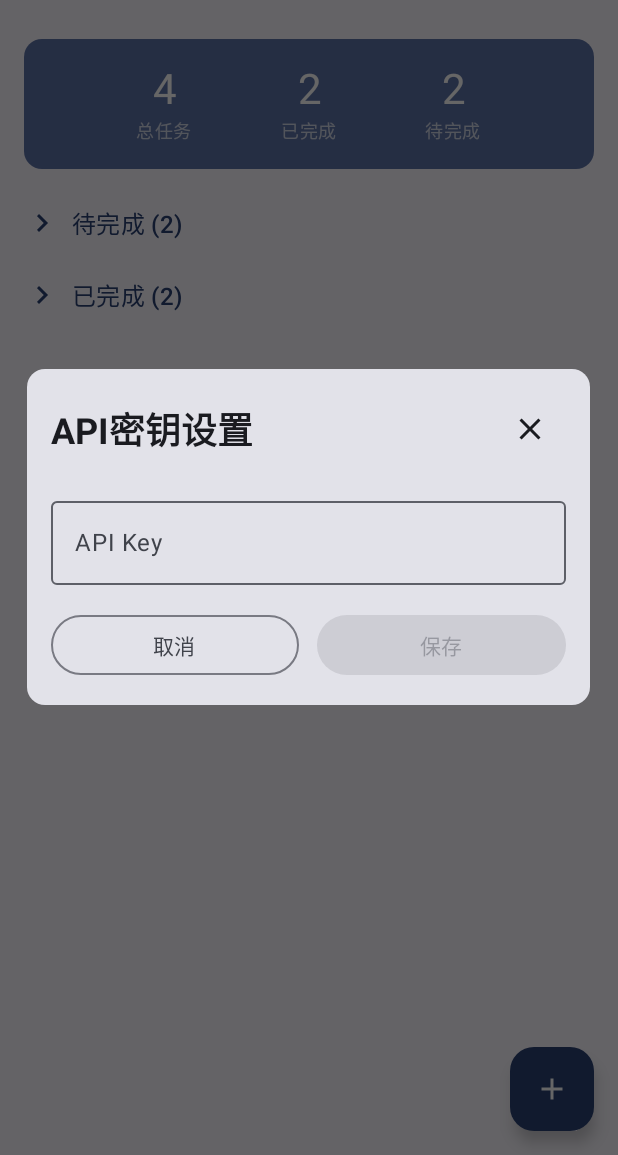
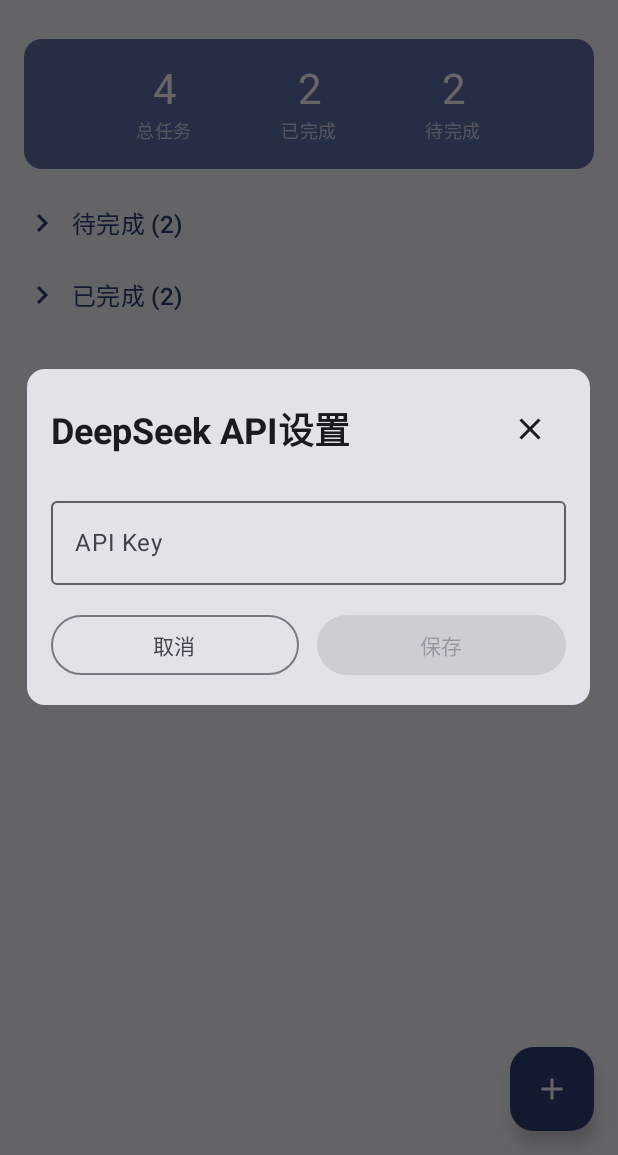
Before and after one commit to CS67/ai-todolist-kotlin, an Android app built with Jetpack Compose: the screen it shows after launch (MainActivity), after a tap on "AI设置", on a phone screen of 412 x 824 dp, the part 81-1236 px from its top. Run offline under Robolectric (Android 15) with nearby library versions, the phone set to English and light mode, and no system bars; our stand-ins replace Room's generated code; 2 other taps on this screen came first.

Commit message:
key界面题目

```diff
--- a/app/src/main/java/com/example/tasks/ui/components/AIConfigDialog.kt
+++ b/app/src/main/java/com/example/tasks/ui/components/AIConfigDialog.kt
@@ -47,7 +47,7 @@ fun AIConfigDialog(
                     verticalAlignment = Alignment.CenterVertically
                 ) {
                     Text(
-                        text = "API密钥设置",
+                        text = "DeepSeek API设置",
                         style = MaterialTheme.typography.headlineSmall,
                         fontWeight = FontWeight.Bold
                     )
```
